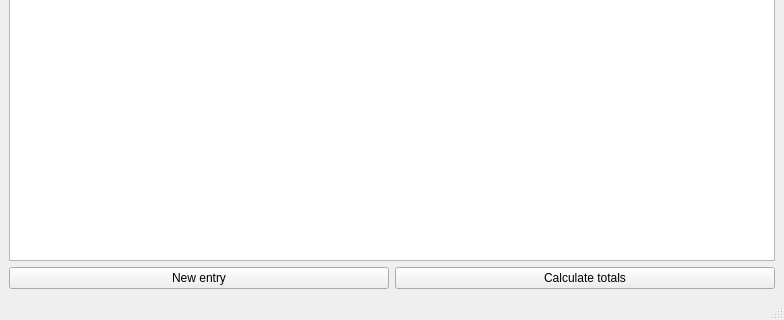
This is pyLedger.ui in agamez/pyLedger as Qt 5 draws it before an edit; both pictures show x 0 to 784 and y 160 to 480 of the 784 by 480 pixel window. The edited form follows.
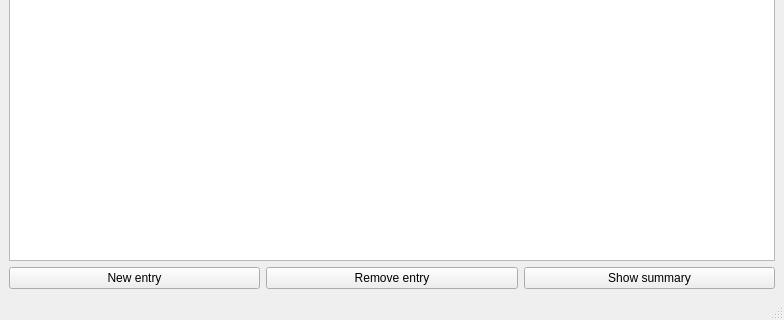
This is the edited form.

Commit message: Remove button and show summary button

Diff of the .ui file:
```diff
--- a/pyLedger.ui
+++ b/pyLedger.ui
@@ -57,7 +57,14 @@
         <item>
          <widget class="QPushButton" name="connectButton">
           <property name="text">
-           <string>Calculate totals</string>
+           <string>Remove entry</string>
+          </property>
+         </widget>
+        </item>
+        <item>
+         <widget class="QPushButton" name="showSummaryButton">
+          <property name="text">
+           <string>Show summary</string>
           </property>
          </widget>
         </item>
```
Left out of the diff: 2 changed lines with no effect on the pictures.
